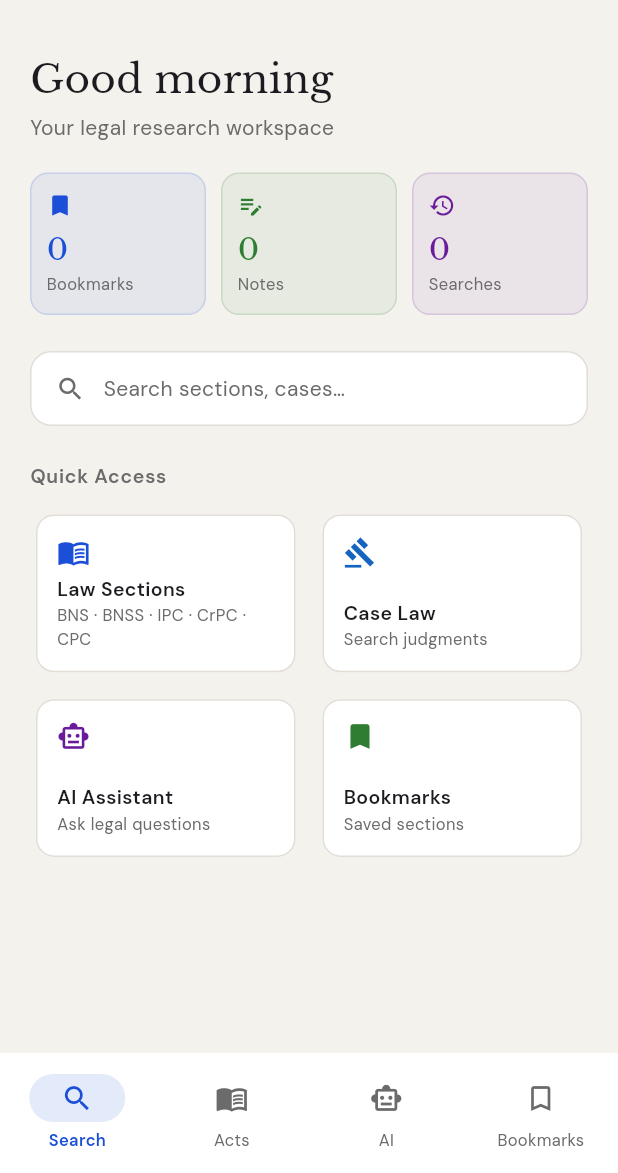
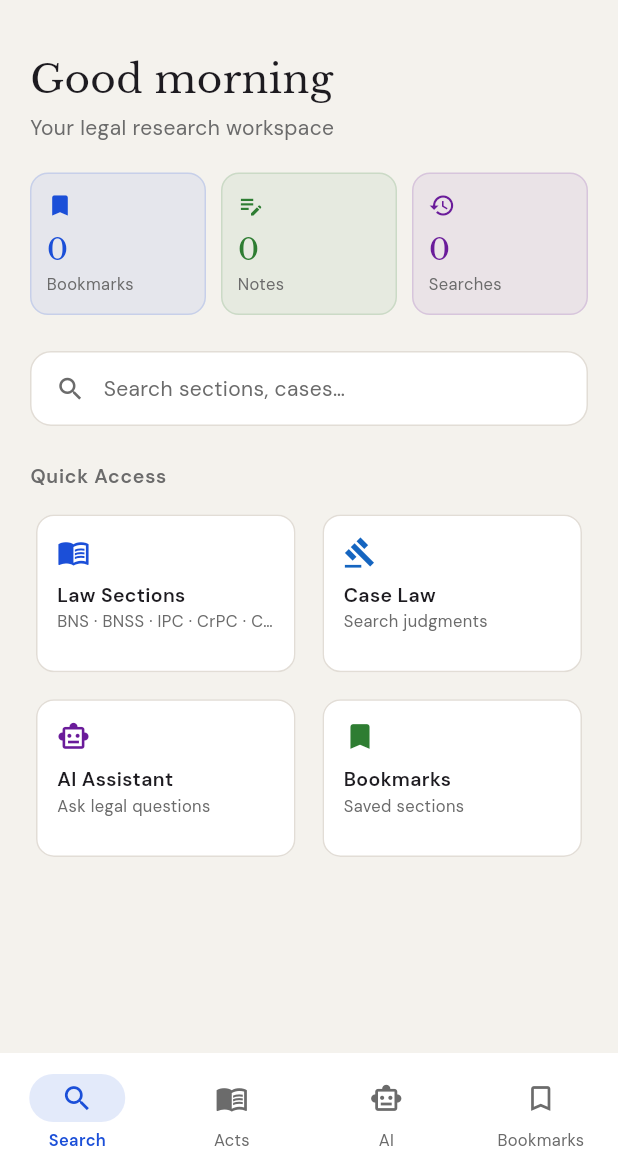
Before and after one commit to bijuc92/lexref, a Flutter app: the HomeScreen screen opened by its route, on a phone screen of 412 x 824 dp, the part 63-1236 px from its top. Run offline on Flutter 3.47's test engine with Material 3 defaults, Android fonts, the phone set to English and light mode, and no system bars; our stand-ins replace connectivity_plus, dio, flutter_markdown, flutter_riverpod, flutter_secure_storage, flutter_tts and 11 more; missing offline and left inert: purchases_flutter; accounts and stored records are empty; generated files the repository leaves out were written again.

Commit message:
Fix QuickCard overflow; respect dark mode in auth screens and folder picker
Co-Authored-By: Claude Sonnet 4.6 <noreply@anthropic.com>

```diff
--- a/lib/features/home/presentation/home_screen.dart
+++ b/lib/features/home/presentation/home_screen.dart
@@ -317,13 +317,15 @@ class _QuickCard extends StatelessWidget {
             crossAxisAlignment: CrossAxisAlignment.start,
             children: [
               Icon(icon, color: color, size: 22),
-              const Spacer(),
+              const SizedBox(height: 8),
               Text(
                 label,
                 style: GoogleFonts.dmSans(
                   fontSize: 13,
                   fontWeight: FontWeight.w600,
                 ),
+                maxLines: 1,
+                overflow: TextOverflow.ellipsis,
               ),
               Text(
                 subtitle,
@@ -331,6 +333,8 @@ class _QuickCard extends StatelessWidget {
                   fontSize: 11,
                   color: AppColors.textSecondary,
                 ),
+                maxLines: 1,
+                overflow: TextOverflow.ellipsis,
               ),
             ],
           ),
--- a/lib/shared/widgets/folder_picker.dart
+++ b/lib/shared/widgets/folder_picker.dart
@@ -48,7 +48,9 @@ Future<String?> showFolderPicker(
                           : Icons.folder_outlined,
                       color: f == current
                           ? AppColors.primary
-                          : AppColors.textSecondary,
+                          : (Theme.of(sheetCtx).brightness == Brightness.dark
+                              ? AppColors.darkTextSecondary
+                              : AppColors.textSecondary),
                     ),
                     title: Text(f),
                     onTap: () => Navigator.pop(sheetCtx, f),
```
Also changed, not shown: lib/features/auth/presentation/login_screen.dart (+9 -4 lines), lib/features/auth/presentation/register_screen.dart (+8 -3 lines).
